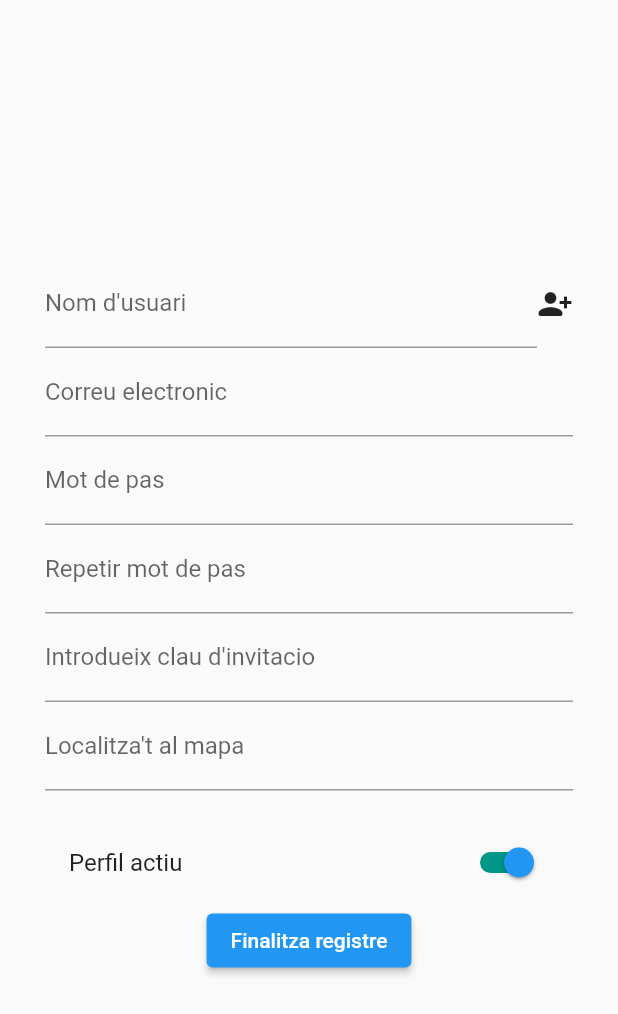
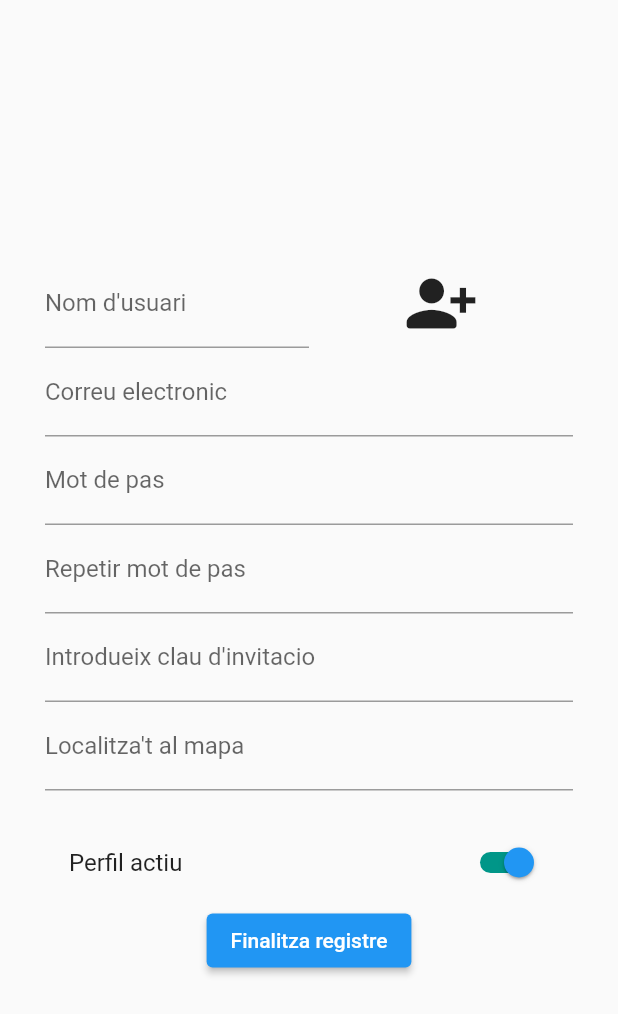
Before and after one commit to emprius/emprius-app-frontend, a Flutter app: the RegisterScreen screen opened by its route, on a phone screen of 412 x 824 dp. Shown: the top 1014 px of the screen. Run offline on Flutter 3.47's test engine with Material 2 defaults, Android fonts, the phone set to English and light mode, and no system bars.

Commit message:
Add user profile screen

```diff
--- a/lib/routes/routes.dart
+++ b/lib/routes/routes.dart
@@ -1,11 +1,13 @@
 import 'package:empriusapp/views/screens/home_screen.dart';
 import 'package:empriusapp/views/screens/login_screen.dart';
 import 'package:empriusapp/views/screens/register_screen.dart';
+import 'package:empriusapp/views/screens/user_profile_screen.dart';
 import 'package:flutter/material.dart';
 
 const String loginScreenRoute = "/login";
 const String homeScreenRoute = "/home";
 const String registerScreenRoute = "/register";
+const String userProfileScreenRoute = "/user-profile";
 
 class Routes {
   static Route<dynamic>? generateRoute(RouteSettings settings) {
@@ -16,6 +18,8 @@ class Routes {
         return MaterialPageRoute(builder: (_)=> HomeScreen());
       case "/register":
         return MaterialPageRoute(builder: (_)=> RegisterScreen());
+      case "/user-profile":
+        return MaterialPageRoute(builder: (_)=> UserProfileScreen());
     }
   }
 }
--- a/lib/views/screens/register_screen.dart
+++ b/lib/views/screens/register_screen.dart
@@ -23,11 +23,13 @@ class _RegisterScreenState extends State<RegisterScreen> {
             child: Column(
               children: [
                 Row(
+                  mainAxisAlignment: MainAxisAlignment.spaceEvenly,
                   children: [
-                    Flexible(
+                    Expanded(
                       child: TextFormField(
-                        decoration:
-                            const InputDecoration(labelText: "Nom d'usuari"),
+                        decoration: const InputDecoration(
+                          labelText: "Nom d'usuari",
+                        ),
                         validator: (value) {
                           if (value?.length == 0) {
                             return "Aquest camp es requerit";
@@ -36,7 +38,13 @@ class _RegisterScreenState extends State<RegisterScreen> {
                         },
                       ),
                     ),
-                    Icon(Icons.person_add_alt_1_rounded),
+                    const Expanded(
+                      child: Icon(
+                          Icons.person_add_alt_1_rounded,
+                        size: 50.0,
+                      ),
+
+                    ),
                   ],
                 ),
                 TextFormField(
```
Also changed, not shown: lib/models/user_model.dart (+13 -0 lines), lib/views/screens/home_screen.dart (+9 -0 lines), lib/views/screens/user_profile_screen.dart (added, +18 -0 lines).
